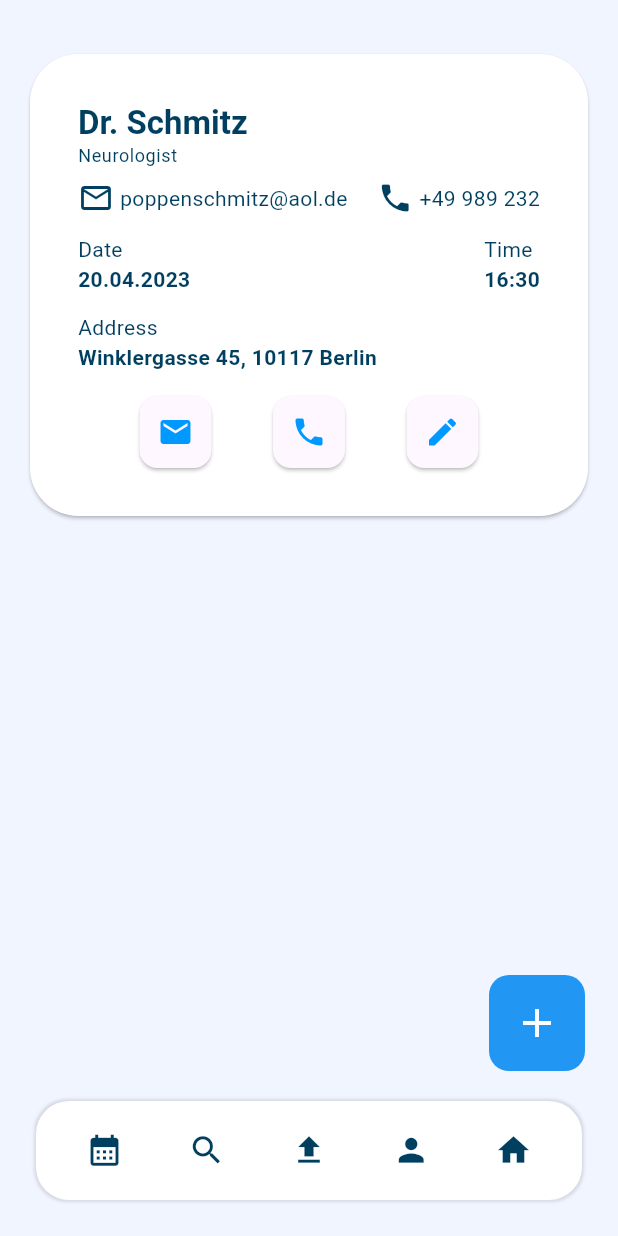
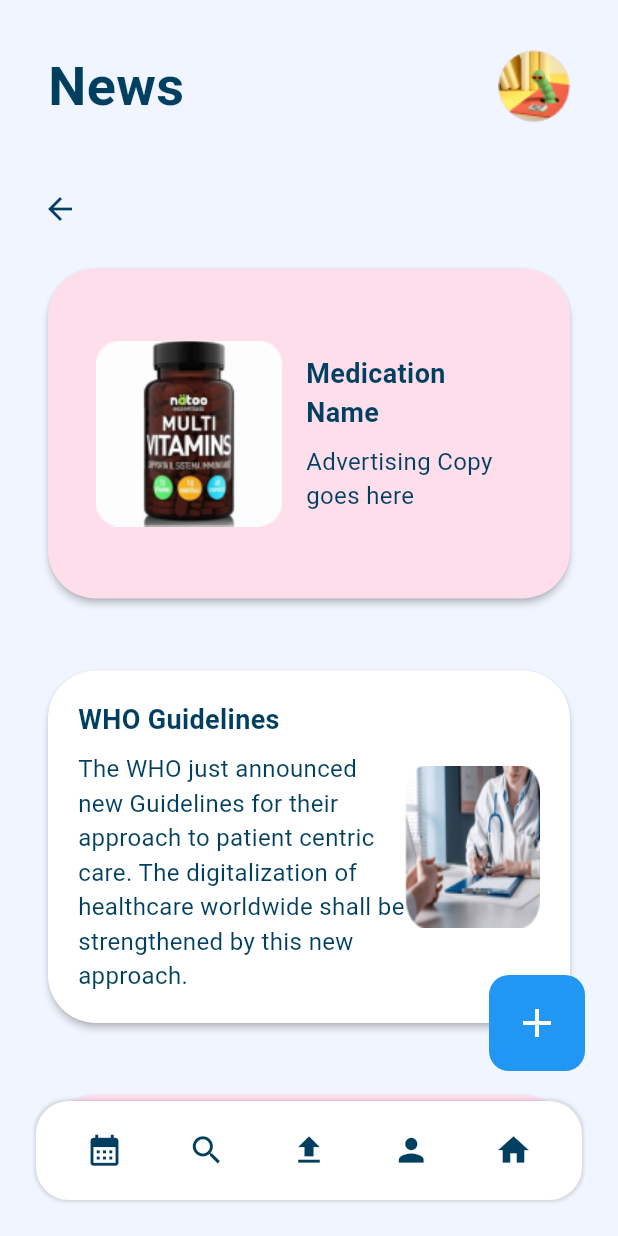
Before and after one commit to cristianvitor01/health_monitor, a Flutter app: the screen it shows after launch, on a phone screen of 412 x 824 dp. Run offline on Flutter 3.47's test engine with Material 3 defaults, Android fonts, the phone set to English and light mode, and no system bars; Roboto replaces fonts that are missing (Poppins).

Commit message:
Adicionado tela de notícias com cards de notícias e anúncios.  Happy new Year!

```diff
--- a/lib/main.dart
+++ b/lib/main.dart
@@ -4,7 +4,8 @@ import 'package:flutter/material.dart';
 // import 'screens/search/search_page.dart';
 // import 'screens/symptoms/symptoms_page.dart';
 // import 'screens/medications/medication_page.dart';
-import 'screens/appointment/appointment_page.dart';
+// import 'screens/appointment/appointment_page.dart';
+import 'screens/news/news_page.dart';
 
 void main() {
   runApp(const MainApp());
@@ -18,7 +19,7 @@ class MainApp extends StatelessWidget {
     return const MaterialApp(
       debugShowCheckedModeBanner: false,
       // title: 'Health Monitor',
-      home: AppointmentPage(),
+      home: NewsPage(),
     );
   }
 }
--- /dev/null
+++ b/lib/screens/news/news_page.dart
@@ -0,0 +1,56 @@
+import 'package:flutter/material.dart';
+import 'package:health_monitor/utils/app_colors.dart';
+import '../widgets/dashboard_head.dart';
+import '../widgets/popup_menu_buttom.dart';
+import '../widgets/bottom_nav_bar.dart';
+import '../widgets/advertisement_card.dart';
+import '../widgets/news_card.dart';
+
+
+class NewsPage extends StatelessWidget {
+  const NewsPage({super.key});
+
+  @override
+  Widget build(BuildContext context) {
+    return Scaffold(
+      backgroundColor: UIColor.backgroundColor,
+      body: Stack(
+        children: [
+          ListView(
+            // Para permitir rolagem
+            padding: const EdgeInsets.all(16.0),
+            children: [
+              const DashboardHeader(title: 'News',), // Cabeçalho no topo
+              const SizedBox(height: 16.0), // Espaço entre widgets
+              Row(
+                mainAxisAlignment: MainAxisAlignment.start,
+                children: [
+                  BackButton(
+                    color: UIColor.textMain,
+                    onPressed: () {
+                      debugPrint('Back button pressionado');
+                    },
+                  ),
+                ],
+              ),
+              const AdvertisementCard(),
+              const SizedBox(height: 16.0),
+              const NewsCard(),
+              const SizedBox(height: 16.0),
+              const AdvertisementCard(),
+              const SizedBox(height: 16.0),
+              const NewsCard(),
+
+            ],
+          ),
+          const Positioned(
+            bottom: 20.0,
+            right: 22.0,
+            child: PopupMenuButtonWidget(), // Adicionando o PopupMenuButtonWidget
+          ),
+        ],
+      ),
+      bottomNavigationBar: BottomNavBar(), // Barra de navegação fixa
+    );
+  }
+}
--- /dev/null
+++ b/lib/screens/widgets/advertisement_card.dart
@@ -0,0 +1,62 @@
+import 'package:flutter/material.dart';
+import '../../utils/app_colors.dart';
+
+class AdvertisementCard extends StatelessWidget {
+  const AdvertisementCard({super.key});
+
+  @override
+  Widget build(BuildContext context) {
+    return Card(
+      margin: const EdgeInsets.all(16.0),
+      elevation: 2,
+      color: UIColor.advertisementCard,
+      shape: RoundedRectangleBorder(
+        borderRadius: BorderRadius.circular(32.0),
+      ),
+      child: const Padding(
+        padding: EdgeInsets.all(32.0),
+        child: Column(
+          crossAxisAlignment: CrossAxisAlignment.start,
+          children: [
+            SizedBox(height: 16.0),
+            Row(
+              children: [
+                Image(
+                  image: AssetImage('assets/images/vitamin-pills.png'), // Caminho da imagem
+                  height: 124, // Altura da imagem
+                  width: 124, // Largura da imagem
+                  fit: BoxFit.cover, // Ajuste da imagem
+                ),
+                SizedBox(width: 16.0),
+                Expanded(
+                  child: Column(
+                    crossAxisAlignment: CrossAxisAlignment.start,
+                    children: [
+                      Text(
+                        'Medication Name',
+                        style: TextStyle(
+                          color: UIColor.textMain,
+                          fontSize: 18.0,
+                          fontWeight: FontWeight.bold,
+                        ),
+                      ),
+                      SizedBox(height: 8.0),
+                      Text(
+                        'Advertising Copy goes here',
+                        style: TextStyle(
+                          color: UIColor.textMain,
+                          fontSize: 16.0,
+                        ),
+                      ),
+                    ],
+                  ),
+                ),
+              ],
+            ),
+            SizedBox(height: 16.0),
+          ],
+        ),
+      ),
+    );
+  }
+}
--- /dev/null
+++ b/lib/screens/widgets/news_card.dart
@@ -0,0 +1,58 @@
+import 'package:flutter/material.dart';
+import '../../utils/app_colors.dart';
+
+class NewsCard extends StatelessWidget {
+  const NewsCard({super.key});
+
+  @override
+  Widget build(BuildContext context) {
+    return Card(
+      margin: const EdgeInsets.all(16.0),
+      elevation: 2,
+      color: Colors.white,
+      shape: RoundedRectangleBorder(
+        borderRadius: BorderRadius.circular(32.0),
+      ),
+      child: const Padding(
+        padding: EdgeInsets.all(20.0),
+        child: Row(
+          children: [
+            Expanded(
+              child: Column(
+                crossAxisAlignment: CrossAxisAlignment.start,
+                children: [
+                  Text(
+                    'WHO Guidelines',
+                    style: TextStyle(
+                      color: UIColor.textMain,
+                      fontSize: 18.0,
+                      fontWeight: FontWeight.bold,
+                    ),
+                  ),
+                  SizedBox(height: 8.0),
+                  Text(
+                    'The WHO just announced new Guidelines for their approach to patient centric care. The digitalization of healthcare worldwide shall be strengthened by this new approach.',
+                    style: TextStyle(
+                      color: UIColor.textMain,
+                      fontSize: 16.0,
+                    ),
+                  ),
+                ],
+              ),
+            ),
+            //SizedBox(width: 16.0),
+            Align(
+              alignment: Alignment.topCenter,
+              child: Image(
+                image: AssetImage('assets/images/doctor_news.png'), // Caminho da imagem
+                height: 108.19, // Altura da imagem
+                width: 90.0, // Largura da imagem
+                fit: BoxFit.fill, // Ajuste da imagem
+              ),
+            ),
+          ],
+        ),
+      ),
+    );
+  }
+}
--- a/lib/utils/app_colors.dart
+++ b/lib/utils/app_colors.dart
@@ -9,4 +9,5 @@ class UIColor {
   static const Color iconsColor = Color(0xFF0099FF);
   static const Color notificationsColor = Color(0xFFDE3730);
   static const Color sliderControl = Color(0XFFD16C9E);
+  static const Color advertisementCard = Color(0XFFFFDEEC); // #ffffdeec
 }
--- /dev/null
+++ b/lib/widgets/popup_menu_buttom.dart
@@ -0,0 +1,56 @@
+import 'package:flutter/material.dart';
+import 'package:health_monitor/utils/app_colors.dart';
+// import '../utils/app_colors.dart';
+
+class PopupMenuButtonWidget extends StatelessWidget {
+  const PopupMenuButtonWidget({super.key});
+
+  @override
+  Widget build(BuildContext context) {
+    return PopupMenuButton(
+      itemBuilder: (BuildContext context) {
+        return [
+          const PopupMenuItem(
+            child: ListTile(
+              leading: Icon(Icons.edit, color: UIColor.textMain,),
+              title: Text(
+                'NEW SYMPTOM',
+                style: TextStyle(color: UIColor.textMain),
+              ),
+            ),
+          ),
+          const PopupMenuItem(
+            child: ListTile(
+              leading: Icon(Icons.medical_services, color: UIColor.textMain,),
+              title: Text(
+                'NEW MEDICATION',
+                style: TextStyle(color: UIColor.textMain),
+              ),
+            ),
+          ),
+          const PopupMenuItem(
+            child: ListTile(
+              leading: Icon(Icons.calendar_today, color: UIColor.textMain,),
+              title: Text(
+                'NEW APPOINTMENT',
+                style: TextStyle(color: UIColor.textMain),
+              ),
+            ),
+          ),
+        ];
+      },
+      child: Container(
+        decoration: BoxDecoration(
+          color: Colors.blue,
+          borderRadius: BorderRadius.circular(13.34),
+        ),
+        padding: const EdgeInsets.all(16.0),
+        child: const Icon(
+          Icons.add,
+          color: Colors.white,
+          size: 32.0,
+        ),
+      ),
+    );
+  }
+}
```
Also changed, not shown: assets/images/doctor_news.png (added), assets/images/vitamin-pills.png (added).
